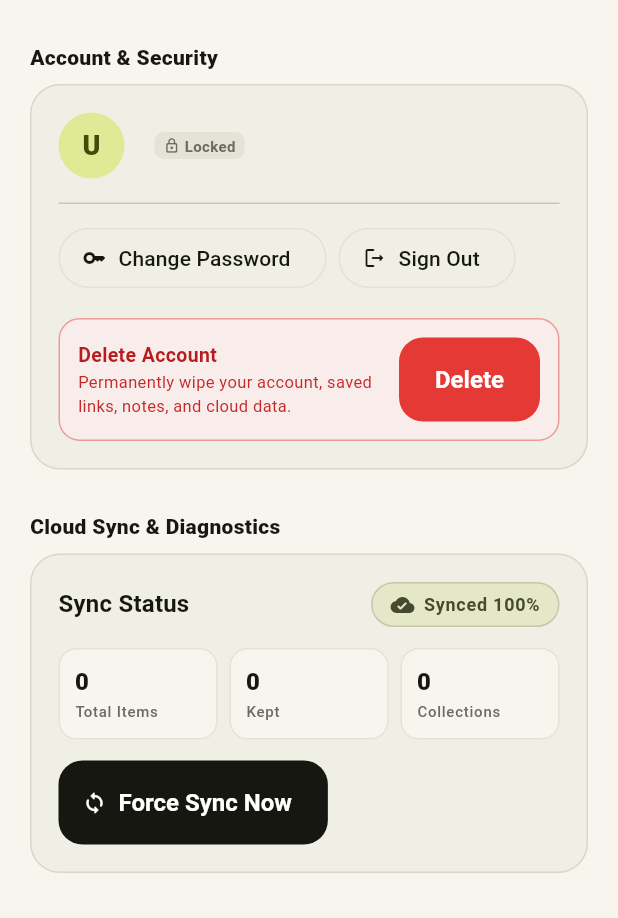
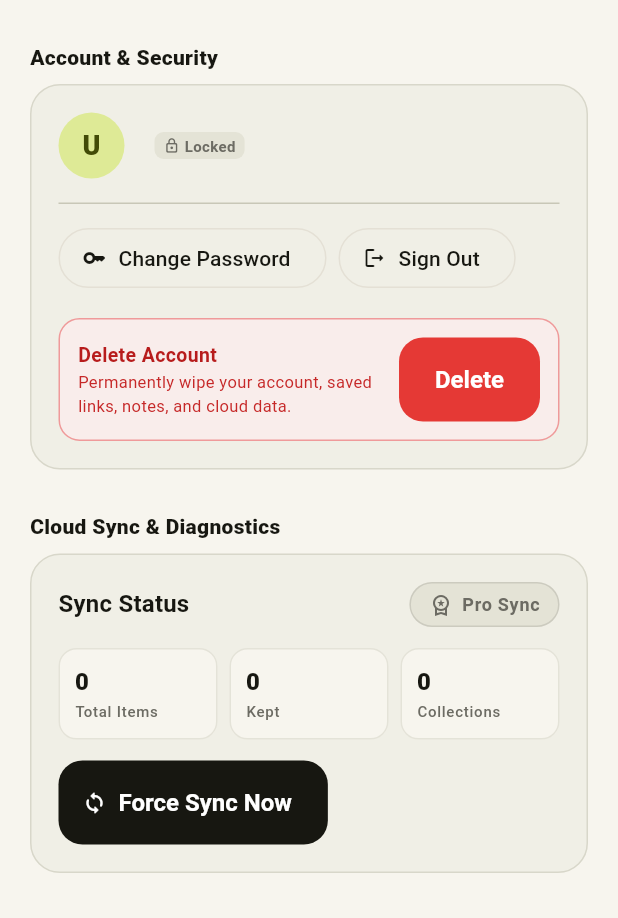
Before and after one commit to Chaste-Djaziri/laterbox, a Flutter app: the SettingsScreen screen opened by its route, on a phone screen of 412 x 824 dp, the part 318-1236 px from its top. Run offline on Flutter 3.47's test engine with Material 3 defaults, Android fonts, the phone set to English and light mode, and no system bars; our stand-ins replace connectivity_plus, drift, drift_flutter, file_picker, flutter_riverpod, go_router and 4 more; missing offline and left inert: dart:html, dart:js_interop, dart:ui_web, hotkey_manager, launch_at_startup, tray_manager and 1 more; accounts and stored records are empty; generated files the repository leaves out were written again; network calls fail.

Commit message:
feat(sync): display native Pro sync state

```diff
--- a/lib/shared/widgets/cloud_sync_indicator.dart
+++ b/lib/shared/widgets/cloud_sync_indicator.dart
@@ -2,6 +2,7 @@ import 'package:flutter/material.dart';
 import 'package:flutter_riverpod/flutter_riverpod.dart';
 
 import '../../core/auth/auth_provider.dart';
+import '../../core/billing/billing_providers.dart';
 import '../../core/database/app_database.dart';
 import '../../core/sync/sync_providers.dart';
 import '../../core/sync/sync_stats_provider.dart';
@@ -18,6 +19,7 @@ class CloudSyncIndicator extends ConsumerWidget {
   Widget build(BuildContext context, WidgetRef ref) {
     final auth = ref.watch(authStateProvider).asData?.value;
     final isAuthenticated = auth?.isAuthenticated ?? false;
+    final isPro = ref.watch(hasProAccessProvider);
     final statsAsync = ref.watch(syncStatsProvider);
 
     final stats = statsAsync.asData?.value ??
@@ -43,6 +45,11 @@ class CloudSyncIndicator extends ConsumerWidget {
       backgroundColor = colors.surfaceContainerHighest;
       foregroundColor = colors.onSurfaceVariant;
       labelText = compact ? 'Local' : 'Local Mode';
+    } else if (!isPro) {
+      icon = Icons.workspace_premium_outlined;
+      backgroundColor = colors.surfaceContainerHighest;
+      foregroundColor = colors.onSurfaceVariant;
+      labelText = compact ? 'Pro' : 'Pro Sync';
     } else if (isSyncing) {
       icon = Icons.cloud_sync_rounded;
       backgroundColor = colors.primaryContainer;
```
